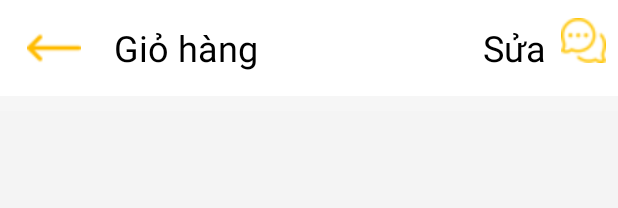
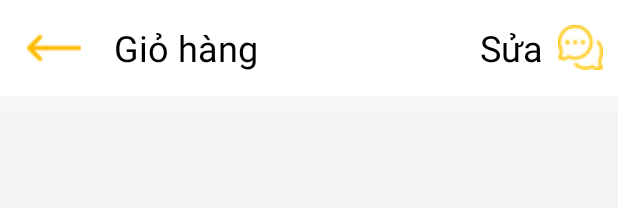
Before and after one commit to nguyenchithuan/UserAppBangHangOnline, an Android app: the layout activity_cart.xml on its own in the app's theme, with its tools: preview values and no code run, on a phone screen of 412 x 824 dp. Shown: the top 208 px of the screen. Run offline under Robolectric (Android 15) with nearby library versions, the phone set to English and light mode, and no system bars.

Commit message:
linh 9/10 update layout activity cart

```diff
--- a/app/src/main/res/layout/activity_cart.xml
+++ b/app/src/main/res/layout/activity_cart.xml
@@ -4,8 +4,7 @@
     android:layout_width="match_parent"
     android:layout_height="match_parent"
     xmlns:app="http://schemas.android.com/apk/res-auto"
-    tools:context=".view.activity.CartActivity"
-    >
+    tools:context=".view.activity.CartActivity">
 
 
     <androidx.appcompat.widget.Toolbar
@@ -17,12 +16,12 @@
         app:layout_constraintStart_toStartOf="parent"
         app:layout_constraintTop_toTopOf="parent"
         app:title=" ">
-
         <LinearLayout
 
             android:layout_width="match_parent"
             android:layout_height="wrap_content"
-            android:orientation="horizontal">
+            android:orientation="horizontal"
+            android:gravity="center_vertical">
 
             <ImageView
                 app:tint="@color/btn_yellow"
@@ -35,6 +34,7 @@
                 />
 
             <TextView
+                android:layout_weight="1"
                 android:layout_width="wrap_content"
                 android:layout_height="wrap_content"
                 android:layout_gravity="center"
@@ -47,7 +47,6 @@
                 android:layout_width="wrap_content"
                 android:layout_height="wrap_content"
                 android:layout_gravity="center"
-                android:layout_marginLeft="150dp"
                 android:text="Sửa"
                 android:textColor="@color/black"
                 android:textSize="24sp" />
@@ -55,7 +54,7 @@
             <ImageView
                 android:layout_width="30dp"
                 android:layout_height="30dp"
-                android:layout_marginLeft="10dp"
+                android:layout_marginHorizontal="10dp"
                 android:src="@drawable/icon_chat_yellow" />
         </LinearLayout>
 
```
